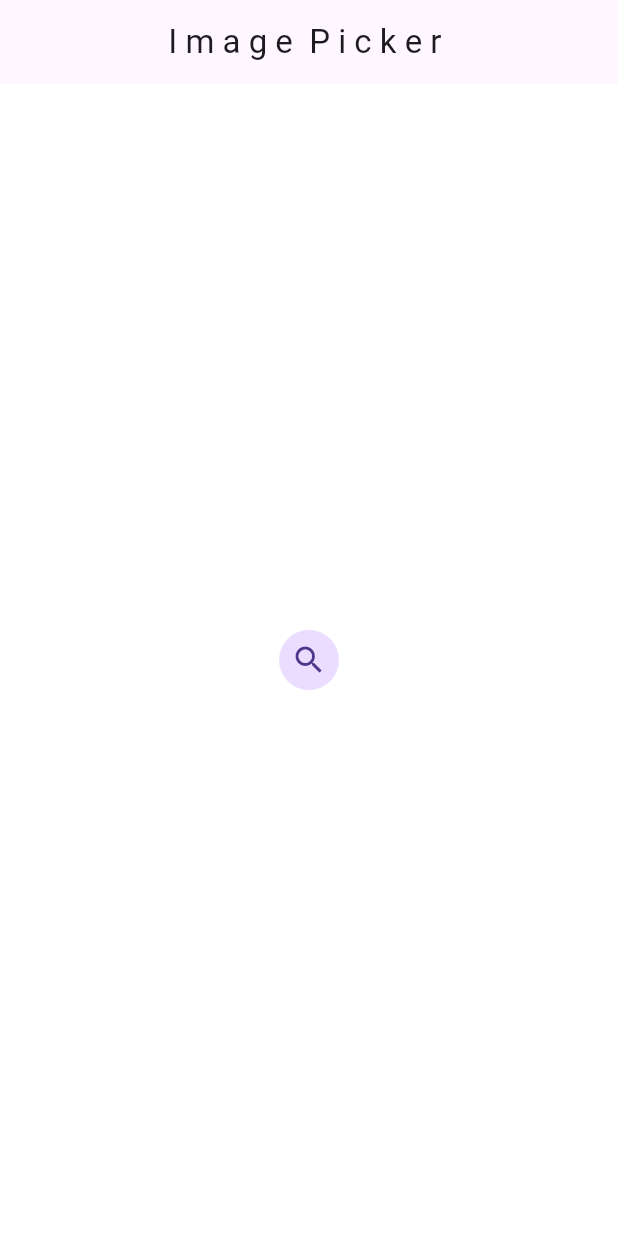
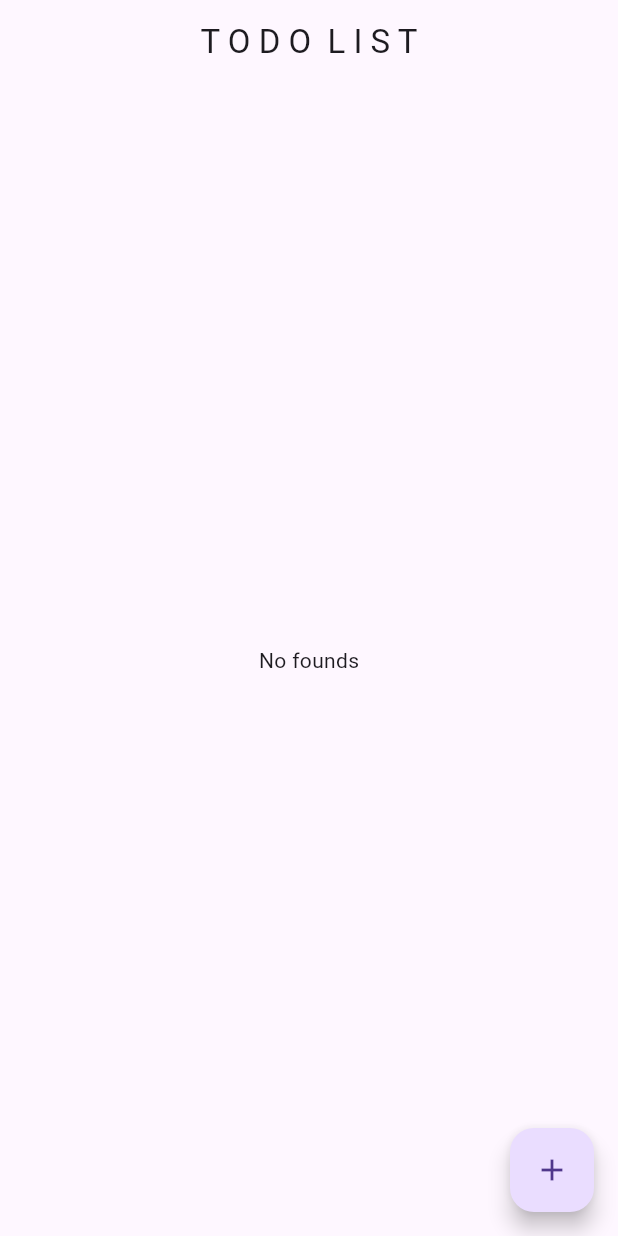
Before and after one commit to azanarib/Bloc-Tutorial, a Flutter app: the screen it shows after launch, on a phone screen of 412 x 824 dp. Run offline on Flutter 3.47's test engine with Material 3 defaults, Android fonts, the phone set to English and light mode, and no system bars; our stand-ins replace bloc, equatable, flutter_bloc, image_picker.

Commit message:
Build Todo App using bloc

```diff
--- /dev/null
+++ b/lib/Bloc/Todo/todo_bloc.dart
@@ -0,0 +1,21 @@
+import 'package:bloc_tutorial/Bloc/Todo/todo_events.dart';
+import 'package:bloc_tutorial/Bloc/Todo/todo_state.dart';
+import 'package:flutter_bloc/flutter_bloc.dart';
+
+class TodoAppBloc extends Bloc<TodoAppEvents, TodoAppState> {
+  final List<String> listOfTask = [];
+  TodoAppBloc() : super(const TodoAppState()) {
+    on<AddTodoEvents>(_addTodoTask);
+    on<RemoveTodoEvents>(_removeTodoTask);
+  }
+
+  void _addTodoTask(AddTodoEvents event, Emitter<TodoAppState> emit) {
+    listOfTask.add(event.task);
+    emit(state.copyWith(input: List.from(listOfTask)));
+  }
+
+  void _removeTodoTask(RemoveTodoEvents event, Emitter<TodoAppState> emit) {
+    listOfTask.remove(event.task);
+    emit(state.copyWith(input: List.from(listOfTask)));
+  }
+}
--- /dev/null
+++ b/lib/Bloc/Todo/todo_events.dart
@@ -0,0 +1,19 @@
+import 'package:equatable/equatable.dart';
+
+abstract class TodoAppEvents extends Equatable {
+  const TodoAppEvents();
+}
+
+class AddTodoEvents extends TodoAppEvents {
+  final String task;
+  const AddTodoEvents({required this.task});
+  @override
+  List<Object?> get props => [task];
+}
+
+class RemoveTodoEvents extends TodoAppEvents {
+  final Object task;
+  const RemoveTodoEvents({required this.task});
+  @override
+  List<Object?> get props => [task];
+}
--- /dev/null
+++ b/lib/Bloc/Todo/todo_state.dart
@@ -0,0 +1,13 @@
+import 'package:equatable/equatable.dart';
+
+class TodoAppState extends Equatable {
+  final List<String> todoList;
+  const TodoAppState({this.todoList = const []});
+
+  @override
+  List<Object?> get props => [todoList];
+
+  TodoAppState copyWith({List<String>? input}) {
+    return TodoAppState(todoList: input ?? todoList);
+  }
+}
--- /dev/null
+++ b/lib/UI/Todo_App_Screen/todo_screen.dart
@@ -0,0 +1,60 @@
+import 'package:bloc_tutorial/Bloc/Todo/todo_bloc.dart';
+import 'package:bloc_tutorial/Bloc/Todo/todo_events.dart';
+import 'package:bloc_tutorial/Bloc/Todo/todo_state.dart';
+import 'package:flutter/material.dart';
+import 'package:flutter_bloc/flutter_bloc.dart';
+
+class TodoAppScreen extends StatefulWidget {
+  const TodoAppScreen({super.key});
+
+  @override
+  State<TodoAppScreen> createState() => _TodoAppScreenState();
+}
+
+class _TodoAppScreenState extends State<TodoAppScreen> {
+  @override
+  Widget build(BuildContext context) {
+    return Scaffold(
+      appBar: AppBar(title: Center(child: Text("T O D O  L I S T"))),
+      body: SafeArea(
+        child: Padding(
+          padding: EdgeInsetsGeometry.all(15),
+          child: BlocBuilder<TodoAppBloc, TodoAppState>(
+            builder: (context, state) {
+              if (state.todoList.isEmpty) {
+                return Center(child: Text("No founds"));
+              } else if (state.todoList.isNotEmpty) {
+                return ListView.builder(
+                  itemCount: state.todoList.length,
+                  itemBuilder: (context, index) {
+                    return ListTile(
+                      title: Text(state.todoList[index].toString()),
+                      trailing: IconButton(
+                        onPressed: () {
+                          context.read<TodoAppBloc>().add(
+                            RemoveTodoEvents(task: state.todoList[index]),
+                          );
+                        },
+                        icon: Icon(Icons.delete),
+                      ),
+                    );
+                  },
+                );
+              } else {
+                return SizedBox();
+              }
+            },
+          ),
+        ),
+      ),
+      floatingActionButton: FloatingActionButton(
+        onPressed: () {
+          for (var i = 0; i < 20; i++) {
+            context.read<TodoAppBloc>().add(AddTodoEvents(task: "task: $i"));
+          }
+        },
+        child: Icon(Icons.add),
+      ),
+    );
+  }
+}
--- a/lib/main.dart
+++ b/lib/main.dart
@@ -1,7 +1,8 @@
 import 'package:bloc_tutorial/Bloc/Counter/counter_bloc.dart';
 import 'package:bloc_tutorial/Bloc/Image_picker_bloc/bloc.dart';
 import 'package:bloc_tutorial/Bloc/Switch/switch_bloc.dart';
-import 'package:bloc_tutorial/UI/ImagePickerScreen/PickImageScreen.dart';
+import 'package:bloc_tutorial/Bloc/Todo/todo_bloc.dart';
+import 'package:bloc_tutorial/UI/Todo_App_Screen/todo_screen.dart';
 import 'package:bloc_tutorial/Utils/image_picker_utils.dart';
 import 'package:flutter/material.dart';
 import 'package:flutter_bloc/flutter_bloc.dart';
@@ -20,8 +21,9 @@ class MyApp extends StatelessWidget {
         BlocProvider(create: (_) => CounterBloc()),
         BlocProvider(create: (_) => SwitchBloc()),
         BlocProvider(create: (_) => ImagePickerBloc(ImagePickerUtils())),
+        BlocProvider(create: (_) => TodoAppBloc()),
       ],
-      child: MaterialApp(title: "Image Picker", home: ImagePickScreen()),
+      child: MaterialApp(title: "Todo App", home: TodoAppScreen()),
     );
   }
 }
```
